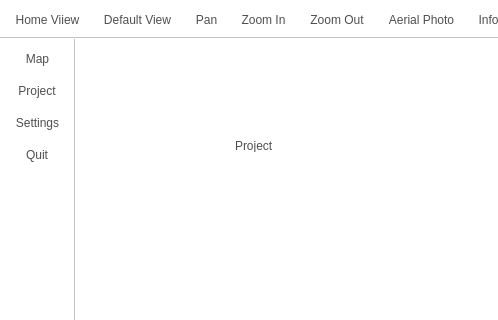
roam-qgis/Roam, file src/qmap/ui_mainwindow.ui: the form before one commit; both pictures show x 0 to 498 and y 0 to 320 of the 800 by 600 pixel window.
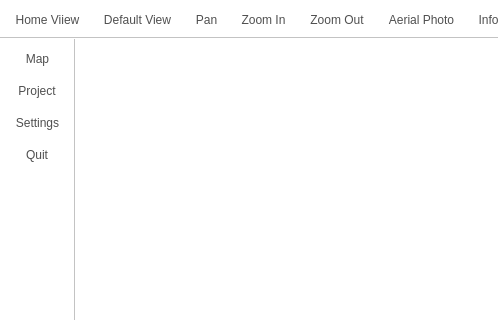
The form after the commit. The open tabs and pages were chosen to show the change. Icons and pictures are not drawn. Custom widgets are drawn as their Qt base class.

Commit message: Load project list into new UI

What changed in the file:
```diff
--- a/src/qmap/ui_mainwindow.ui
+++ b/src/qmap/ui_mainwindow.ui
@@ -90,19 +90,11 @@
        </layout>
       </widget>
       <widget class="QWidget" name="project_page">
-       <widget class="QLabel" name="label">
-        <property name="geometry">
-         <rect>
-          <x>160</x>
-          <y>100</y>
-          <width>46</width>
-          <height>13</height>
-         </rect>
+       <layout class="QGridLayout" name="gridLayout_3">
+        <property name="margin">
+         <number>0</number>
         </property>
-        <property name="text">
-         <string>Project</string>
-        </property>
-       </widget>
+       </layout>
       </widget>
       <widget class="QWidget" name="settings_page">
        <widget class="QLabel" name="label_2">
```
Left out of the diff: 18 changed lines with no effect on the pictures. The commit also changes 7 other files.
